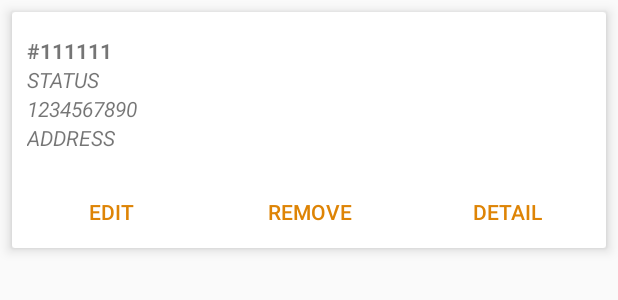
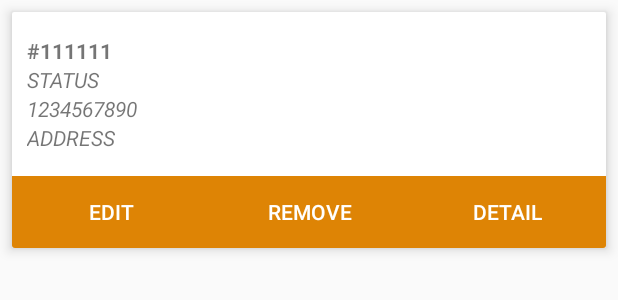
Before and after one commit to Mustapha5th/FoodliAppServer, an Android app: the layout order_layout.xml on its own in the app's theme, with its tools: preview values and no code run, on a phone screen of 412 x 824 dp. Shown: the top 300 px of the screen. Run offline under Robolectric (Android 15) with nearby library versions, the phone set to English and light mode, and no system bars.

Commit message:
new commit

```diff
--- a/app/src/main/res/layout/fragment_order_status.xml
+++ b/app/src/main/res/layout/fragment_order_status.xml
@@ -8,12 +8,13 @@
 
 <RelativeLayout
     android:layout_width="match_parent"
-    android:layout_height="match_parent">
+    android:layout_height="match_parent"
+    android:background="@color/white">
             <androidx.recyclerview.widget.RecyclerView
                 android:id="@+id/listOrders"
                 android:layout_width="match_parent"
                 android:layout_height="match_parent"
-                android:background="@android:color/transparent">
+                android:background="@color/white">
             </androidx.recyclerview.widget.RecyclerView>
 </RelativeLayout>
 
--- a/app/src/main/res/layout/order_layout.xml
+++ b/app/src/main/res/layout/order_layout.xml
@@ -4,12 +4,14 @@
     xmlns:app="http://schemas.android.com/apk/res-auto"
     android:layout_width="match_parent"
     android:layout_height="wrap_content"
+    android:background="@color/white"
     android:layout_margin="8dp"
     app:cardElevation="5dp">
 
     <LinearLayout
         android:layout_width="match_parent"
         android:layout_height="match_parent"
+        android:background="@color/white"
         android:orientation="vertical">
 
         <LinearLayout
@@ -18,6 +20,7 @@
             android:layout_gravity="center_vertical"
             android:layout_marginTop="16dp"
             android:layout_marginBottom="16dp"
+            android:background="@color/white"
             android:orientation="horizontal"
             >
             <LinearLayout
@@ -68,6 +71,7 @@
         <LinearLayout
             android:layout_width="match_parent"
             android:layout_height="wrap_content"
+            android:background="@color/white"
             android:weightSum="3"
             android:orientation="horizontal">
             <Button
@@ -76,24 +80,24 @@
                 android:layout_height="wrap_content"
                 android:text="Edit"
                 android:layout_weight="1"
-                android:background="@color/white"
-                android:textColor="@color/colorPrimaryDark"/>
+                android:background="@color/colorPrimaryDark"
+                android:textColor="@color/white"/>
             <Button
                 android:id="@+id/btnRemove"
                 android:layout_width="wrap_content"
                 android:layout_height="wrap_content"
                 android:text="Remove"
                 android:layout_weight="1"
-                android:background="@color/white"
-                android:textColor="@color/colorPrimaryDark"/>
+                android:background="@color/colorPrimaryDark"
+                android:textColor="@color/white"/>
             <Button
                 android:id="@+id/btnDetail"
                 android:layout_width="wrap_content"
                 android:layout_height="wrap_content"
                 android:text="Detail"
                 android:layout_weight="1"
-                android:background="@color/white"
-                android:textColor="@color/colorPrimaryDark"/>
+                android:background="@color/colorPrimaryDark"
+                android:textColor="@color/white"/>
 
         </LinearLayout>
     </LinearLayout>
```
